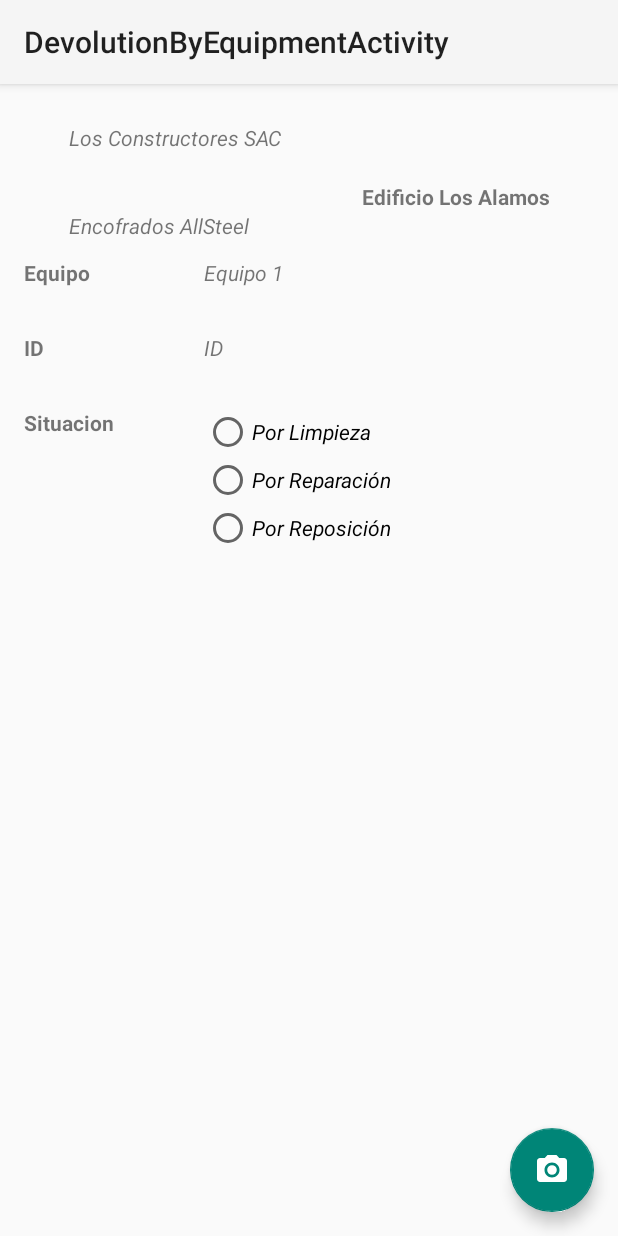
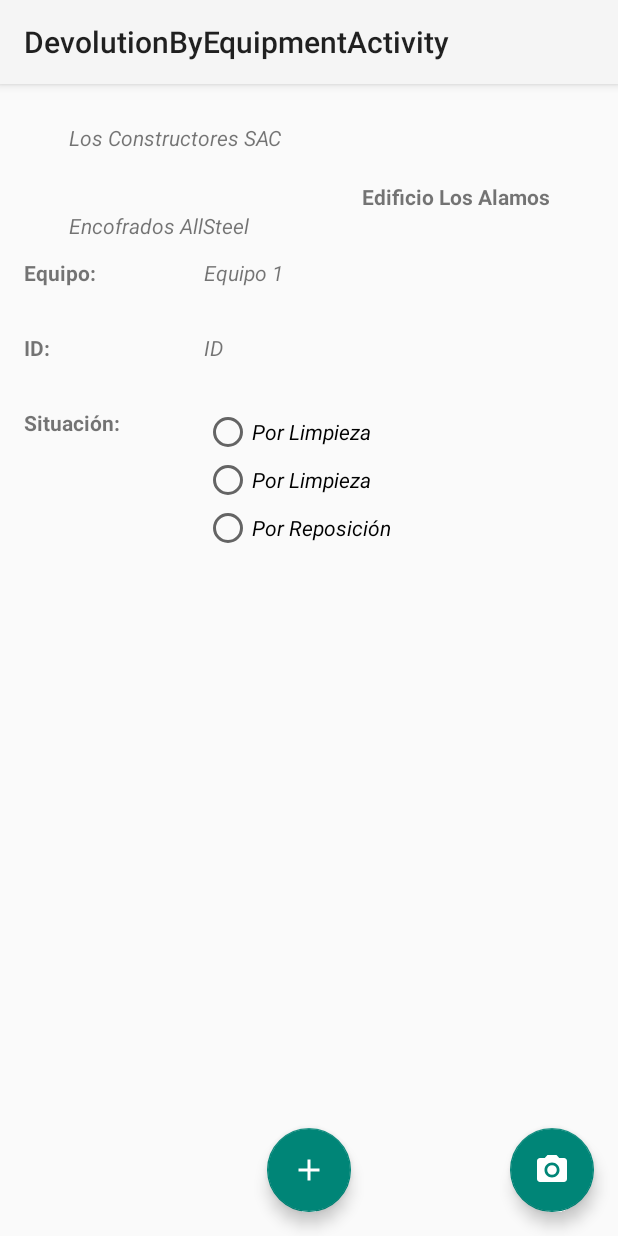
Before and after one commit to unispan/mobile-app-unispan, an Android app: the DevolutionByEquipmentActivity screen opened directly, with no data from a screen before it, on a phone screen of 412 x 824 dp. Run offline under Robolectric (Android 15) with nearby library versions, the phone set to English and light mode, and no system bars.

Commit message:
Adecuar valores al strings.xml

```diff
--- /dev/null
+++ b/app/src/main/res/drawable/ic_add_white_24dp.xml
@@ -0,0 +1,9 @@
+<vector xmlns:android="http://schemas.android.com/apk/res/android"
+        android:width="24dp"
+        android:height="24dp"
+        android:viewportWidth="24.0"
+        android:viewportHeight="24.0">
+    <path
+        android:fillColor="#FFFFFFFF"
+        android:pathData="M19,13h-6v6h-2v-6H5v-2h6V5h2v6h6v2z"/>
+</vector>
--- a/app/src/main/res/layout/activity_devolution_by_equipment.xml
+++ b/app/src/main/res/layout/activity_devolution_by_equipment.xml
@@ -32,4 +32,12 @@
         android:layout_margin="@dimen/fab_margin"
         android:src="@drawable/ic_camera_alt_white_24dp" />
 
+    <android.support.design.widget.FloatingActionButton
+        android:id="@+id/fabAdd"
+        android:layout_width="wrap_content"
+        android:layout_height="wrap_content"
+        android:layout_gravity="bottom|center"
+        android:layout_margin="@dimen/fab_margin"
+        android:src="@drawable/ic_add_white_24dp" />
+
 </android.support.design.widget.CoordinatorLayout>
--- a/app/src/main/res/layout/card_equipment.xml
+++ b/app/src/main/res/layout/card_equipment.xml
@@ -11,6 +11,11 @@
         android:layout_width="match_parent"
         android:layout_height="match_parent"
         android:orientation="horizontal">
+        <ImageView
+            android:layout_width="80dp"
+            android:layout_height="match_parent"
+            android:id="@+id/pictureImageView"
+            android:src="@drawable/ic_business_black_24dp"/>
         <LinearLayout
             android:layout_width="match_parent"
             android:layout_height="match_parent"
--- a/app/src/main/res/layout/card_group.xml
+++ b/app/src/main/res/layout/card_group.xml
@@ -30,7 +30,7 @@
                 android:layout_height="wrap_content"
                 android:textStyle="italic"
                 android:layout_gravity="end"
-                android:text="0 de 10"
+                android:text="@string/string_sample_count_group"
                 android:id="@+id/countGroupTextView"/>
         </LinearLayout>
     </LinearLayout>
--- a/app/src/main/res/layout/content_devolution_by_equipment.xml
+++ b/app/src/main/res/layout/content_devolution_by_equipment.xml
@@ -56,15 +56,15 @@
             <TextView
                 android:layout_width="120dp"
                 android:layout_height="match_parent"
-                android:text="Equipo"
+                android:text="@string/string_label_equiment"
                 android:textStyle="bold"/>
 
             <TextView
                 android:layout_width="match_parent"
                 android:layout_height="match_parent"
-                android:text="Equipo 1"
+                android:text="@string/string_sample_name_equiment"
                 android:textStyle="italic"
-                android:id="@+id/DetalleNameEquipo"/>
+                android:id="@+id/nameEquipmentTextView"/>
         </LinearLayout>
 
         <LinearLayout
@@ -75,17 +75,16 @@
             <TextView
                 android:layout_width="120dp"
                 android:layout_height="match_parent"
-                android:text="ID"
+                android:text="@string/string_label_id_equiment"
                 android:textStyle="bold"/>
 
             <TextView
                 android:layout_width="match_parent"
                 android:layout_height="match_parent"
-                android:text="ID"
+                android:text="@string/string_sample_id_equiment"
                 android:textStyle="italic"
-                android:id="@+id/DetalleID"/>
+                android:id="@+id/idEquimentTextView"/>
         </LinearLayout>
-
 
         <LinearLayout
             android:layout_width="match_parent"
@@ -95,7 +94,7 @@
             <TextView
                 android:layout_width="120dp"
                 android:layout_height="match_parent"
-                android:text="Situacion"
+                android:text="@string/string_label_state"
                 android:textStyle="bold"/>
 
             <LinearLayout
@@ -107,29 +106,25 @@
                     android:layout_width="wrap_content"
                     android:layout_height="wrap_content"
                     android:textStyle="italic"
-                    android:text="Por Limpieza"
+                    android:text="@string/string_label_state_clean"
                     android:id="@+id/PorLimpiezaTextView"/>
                 <RadioButton
                     android:layout_width="wrap_content"
                     android:layout_height="wrap_content"
                     android:textStyle="italic"
-                    android:text="Por Reparación"
+                    android:text="@string/string_label_state_repair"
                     android:id="@+id/PorReparacionTextView"/>
                 <RadioButton
                     android:layout_width="wrap_content"
                     android:layout_height="wrap_content"
                     android:textStyle="italic"
-                    android:text="Por Reposición"
+                    android:text="@string/string_label_state_replacement"
                     android:id="@+id/PorReposicionTextView"/>
 
             </LinearLayout>
 
-
-
         </LinearLayout>
-
 
     </LinearLayout>
 
-
 </RelativeLayout>
--- a/app/src/main/res/values/strings.xml
+++ b/app/src/main/res/values/strings.xml
@@ -26,10 +26,20 @@
     <string name="title_activity_equipment">EquipmentActivity</string>
     <string name="title_activity_devolution_by_equipment">DevolutionByEquipmentActivity</string>
 
+    <string name="string_label_equiment">Equipo:</string>
+    <string name="string_label_id_equiment">ID:</string>
+    <string name="string_label_state">Situación:</string>
+
+    <string name="string_label_state_clean">Por Limpieza</string>
+    <string name="string_label_state_repair">Por Limpieza</string>
+    <string name="string_label_state_replacement">Por Reposición</string>
+
     <string name="string_sample_customer">Los Constructores SAC</string>
     <string name="string_sample_proyect">Edificio Los Alamos</string>
     <string name="string_sample_name_group">Encofrados AllSteel</string>
+    <string name="string_sample_count_group">0 de 4</string>
     <string name="string_sample_name_equiment">Equipo 1</string>
     <string name="string_sample_state_equiment">Pendiente</string>
     <string name="string_sample_schedule">08:00 - 10:00</string>
+    <string name="string_sample_id_equiment">ID</string>
 </resources>
```
Also changed, not shown: app/src/main/java/pe/com/unispan/mobile/MobileApp.java (+17 -12 lines), app/src/main/java/pe/com/unispan/mobile/activities/LoginActivity.java (+4 -4 lines), app/src/main/res/drawable/ic_business_black_24dp.xml (added, +9 -0 lines).
